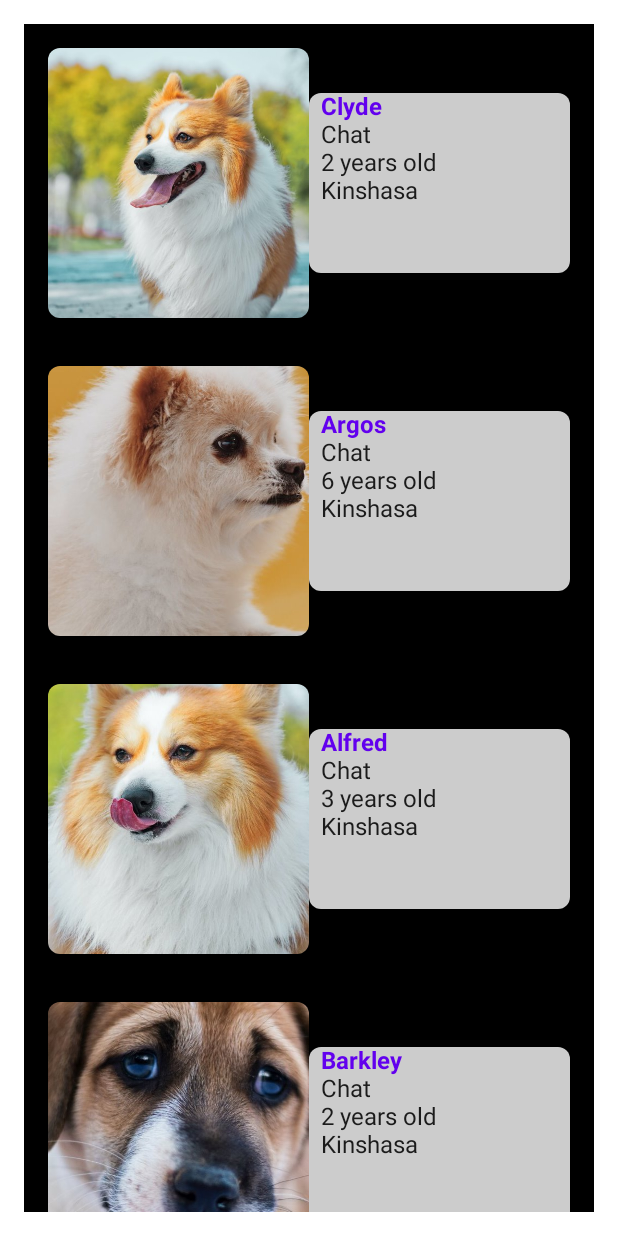
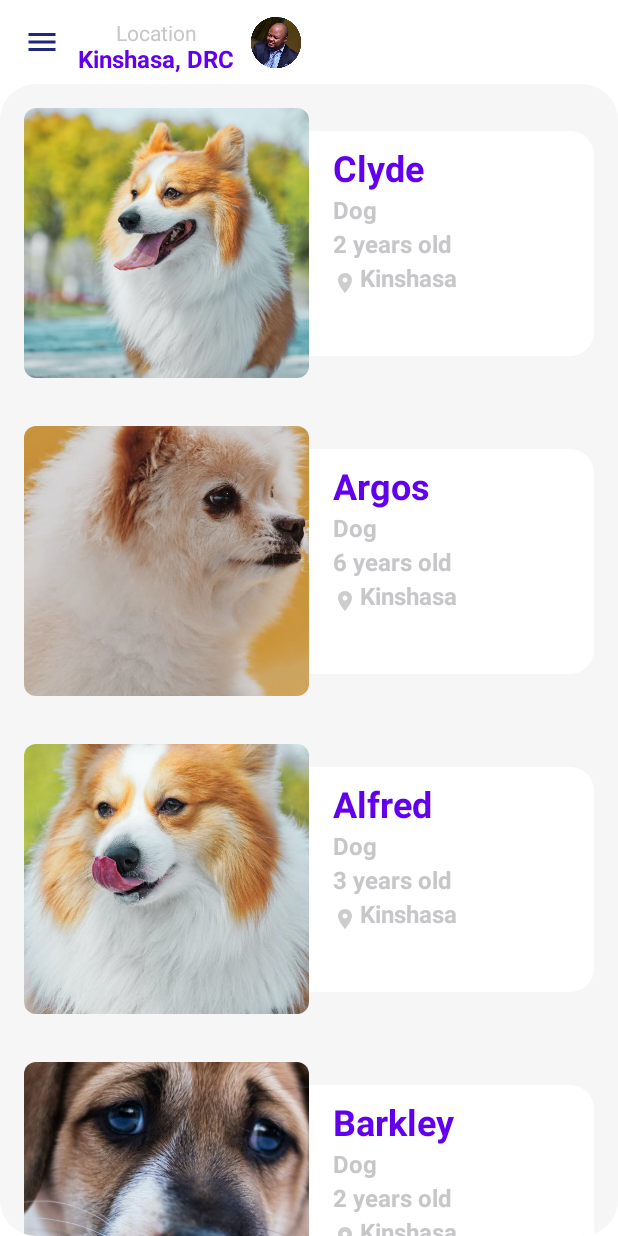
Before and after one commit to bashizip/les-mignons, an Android app built with Jetpack Compose: the screen it shows after launch (MainActivity), on a phone screen of 412 x 824 dp. Run offline under Robolectric (Android 15) with nearby library versions, the phone set to English and light mode, and no system bars.

Commit message:
TopAppbar succeeded

```diff
--- a/app/build.gradle
+++ b/app/build.gradle
@@ -38,6 +38,7 @@ android {
 
     kotlinOptions {
         jvmTarget = "1.8"
+        useIR = true
     }
 
     buildFeatures {
@@ -53,6 +54,7 @@ android {
 
     composeOptions {
         kotlinCompilerExtensionVersion compose_version
+        kotlinCompilerVersion '1.4.30'
     }
 
     packagingOptions {
@@ -60,6 +62,10 @@ android {
         // our test APK to build (has no effect on our AARs)
         excludes += "/META-INF/AL2.0"
         excludes += "/META-INF/LGPL2.1"
+    }
+    compileOptions {
+        sourceCompatibility JavaVersion.VERSION_1_8
+        targetCompatibility JavaVersion.VERSION_1_8
     }
 }
 
--- a/app/src/main/java/com/example/androiddevchallenge/MainActivity.kt
+++ b/app/src/main/java/com/example/androiddevchallenge/MainActivity.kt
@@ -15,18 +15,21 @@
  */
 package com.example.androiddevchallenge
 
+import android.content.Intent
 import android.os.Bundle
 import androidx.activity.compose.setContent
 import androidx.appcompat.app.AppCompatActivity
 import androidx.compose.foundation.Image
 import androidx.compose.foundation.background
+import androidx.compose.foundation.clickable
 import androidx.compose.foundation.layout.*
 import androidx.compose.foundation.lazy.LazyColumn
 import androidx.compose.foundation.lazy.items
 import androidx.compose.foundation.shape.RoundedCornerShape
-import androidx.compose.material.MaterialTheme
-import androidx.compose.material.Surface
-import androidx.compose.material.Text
+import androidx.compose.material.*
+import androidx.compose.material.icons.Icons
+import androidx.compose.material.icons.filled.Menu
+import androidx.compose.material.icons.materialIcon
 import androidx.compose.runtime.Composable
 import androidx.compose.ui.Alignment
 import androidx.compose.ui.Modifier
@@ -34,15 +37,24 @@ import androidx.compose.ui.draw.clip
 import androidx.compose.ui.graphics.Color
 import androidx.compose.ui.layout.ContentScale
 import androidx.compose.ui.platform.LocalContext
+import androidx.compose.ui.res.colorResource
 import androidx.compose.ui.res.painterResource
 import androidx.compose.ui.text.font.FontWeight
 import androidx.compose.ui.text.style.TextOverflow
 import androidx.compose.ui.tooling.preview.Preview
 import androidx.compose.ui.unit.dp
+import androidx.compose.ui.unit.sp
 import com.example.androiddevchallenge.domain.Mignon
 import com.example.androiddevchallenge.repository.MignonRepo
 import com.example.androiddevchallenge.ui.theme.MyTheme
 import com.example.androiddevchallenge.ui.theme.typography
+import android.view.WindowManager
+
+import android.os.Build
+import android.view.KeyEvent
+import androidx.compose.foundation.shape.CircleShape
+import androidx.compose.ui.text.style.TextAlign
+
 
 class MainActivity : AppCompatActivity() {
     override fun onCreate(savedInstanceState: Bundle?) {
@@ -53,100 +65,196 @@ class MainActivity : AppCompatActivity() {
             }
         }
     }
-}
+
 
     // Start building your app here!
     @Composable
     fun MyApp() {
         Surface(color = MaterialTheme.colors.background) {
-        MainLayout(mignons = MignonRepo(LocalContext.current).mignonsList)
+            MainLayout()
         }
     }
 
     @Composable
-fun MainLayout(mignons: List<Mignon>) {
+    fun MainLayout() {
+        Column() {
+            MyToolbar()
             Column(
                 Modifier
-            .padding(16.dp)
+                    .clip(shape = RoundedCornerShape(24.dp))
+                    .background(colorResource(id = R.color.gray_light))
+
             ) {
-        MingnonList(mignons = mignons)
-    }
-}
-
-@Composable
-fun MingnonList(mignons: List<Mignon>) {
-    LazyColumn(
-        modifier = Modifier
-            .background(MaterialTheme.colors.onSecondary)
-    ) {
-        items(mignons) { m ->
-            MingonRow(mignon = m)
+                SearchBox()
+                MignonList(MignonRepo(LocalContext.current).mignonsList)
             }
         }
     }
 
     @Composable
-fun MingonRow(mignon: Mignon) {
+    fun SearchBox() {
+
+    }
+
+    @Composable
+    fun MyToolbar() {
+        TopAppBar(
+            backgroundColor = Color.White,
+            elevation = 0.dp
+        ) {
+            Box(
+                modifier = Modifier, contentAlignment = Alignment.CenterStart
+            ) {
+                IconButton(
+                    onClick = { /*TODO*/ },
+                ) {
+                    Image(
+                        painter = painterResource(id = R.drawable.ic_baseline_menu_24),
+                        contentDescription = ""
+                    )
+                }
+            }
+
+            Box(
+                modifier = Modifier, contentAlignment = Alignment.BottomCenter
+            ) {
+                Column(
+                    horizontalAlignment = Alignment.CenterHorizontally,
+                    verticalArrangement = Arrangement.Bottom
+                ) {
+                    Text(
+                        text = "Location",
+                        fontSize = 14.sp,
+                        color = colorResource(id = R.color.gray_lighter),
+                        textAlign = TextAlign.Center,
+                        modifier = Modifier.padding(top = 8.dp)
+                    )
+
+                    Text(
+                        text = "Kinshasa, DRC",
+                        fontSize = 16.sp,
+                        fontWeight = FontWeight.Bold,
+                        color = MaterialTheme.colors.primary,
+                        textAlign = TextAlign.Center
+                    )
+                }
+            }
+            Box(
+                modifier = Modifier, contentAlignment = Alignment.CenterEnd
+            ) {
+
+                IconButton(
+                    onClick = { /*TODO*/ },
+                )
+                {
+                    Image(
+                        painter = painterResource(id = R.drawable.bash),
+                        contentDescription = "",
+                        Modifier
+                            .padding(8.dp)
+                            .clip(shape = CircleShape)
+                    )
+                }
+
+            }
+        }
+    }
+
+
+    @Composable
+    fun MignonList(mignons: List<Mignon>) {
+        LazyColumn(
+        ) {
+            items(mignons) { m ->
+                MignoRow(mignon = m)
+            }
+        }
+    }
+
+    @Composable
+    fun MignoRow(mignon: Mignon) {
         Row(
             Modifier
+                .clickable { showMigon(mignon) }
                 .padding(16.dp)
                 .fillMaxWidth(),
-        verticalAlignment = Alignment.CenterVertically
+            verticalAlignment = Alignment.CenterVertically,
+
             ) {
-        Column(
-            modifier = Modifier.weight(1f)
-        ) {
+
             Image(
                 painter = painterResource(id = mignon.photo),
                 contentDescription = "${mignon.name} photo",
                 modifier = Modifier
+                    .weight(1f)
                     .fillMaxHeight()
                     .fillMaxWidth()
                     .height(180.dp)
-                    .width(120.dp)
+                    .width(100.dp)
                     .clip(shape = RoundedCornerShape(8.dp)),
                 contentScale = ContentScale.Crop
             )
-        }
 
-        Box(
-            Modifier
-                .clip(shape = RoundedCornerShape(8.dp))
-                .background(Color.LightGray)
-                .weight(1f)
-                .size(120.dp)
-                .fillMaxWidth()
-        ) {
+
             Column(
                 modifier = Modifier
-                    .padding(start = 8.dp)
+                    .clip(shape = RoundedCornerShape(topEnd = 16.dp, bottomEnd = 16.dp))
+                    .background(colorResource(id = R.color.white))
+                    .weight(1f)
+                    .height(150.dp)
+                    .fillMaxWidth()
+                    .padding(start = 16.dp, top = 8.dp)
+
+
             ) {
                 Text(
                     text = mignon.name,
                     color = MaterialTheme.colors.primary,
-                    fontWeight = FontWeight.Bold
+                    fontWeight = FontWeight.Bold,
+                    fontSize = 24.sp,
+                    modifier = Modifier.padding(top = 4.dp)
+
                 )
                 Text(
                     text = mignon.type,
                     style = typography.body1,
-                    fontWeight = FontWeight.Normal
+                    fontWeight = FontWeight.Bold,
+                    color = colorResource(id = R.color.gray_lighter),
+                    modifier = Modifier.padding(top = 4.dp)
                 )
                 Text(
                     text = "${mignon.age} years old",
                     style = typography.body1,
-                    fontWeight = FontWeight.Normal
+                    fontWeight = FontWeight.Bold,
+                    color = colorResource(id = R.color.gray_lighter),
+                    modifier = Modifier.padding(top = 4.dp)
+                )
+                Row() {
+                    Image(
+                        painter = painterResource(id = R.drawable.ic_baseline_location_on_24),
+                        contentDescription = "",
+                        modifier = Modifier.padding(top = 8.dp, end = 2.dp)
                     )
                     Text(
                         text = mignon.adress,
                         style = typography.body1,
                         maxLines = 1,
                         overflow = TextOverflow.Ellipsis,
-                    fontWeight = FontWeight.Normal
+                        fontWeight = FontWeight.Bold,
+                        color = colorResource(id = R.color.gray_lighter),
+                        modifier = Modifier.padding(top = 4.dp, bottom = 8.dp)
                     )
                 }
-
             }
         }
+    }
+
+
+    fun showMigon(mignon: Mignon) {
+        val intent = Intent(this, MignonDetails::class.java).apply {
+            putExtra(MignonDetails.EXTRA_MIGON, mignon.id)
+        }
+        startActivity(intent)
     }
 
 
@@ -165,3 +273,5 @@ fun DarkPreview() {
             MyApp()
         }
     }
+
+}
--- /dev/null
+++ b/app/src/main/java/com/example/androiddevchallenge/MignonDetails.kt
@@ -0,0 +1,59 @@
+package com.example.androiddevchallenge
+
+import android.os.Bundle
+import androidx.activity.compose.setContent
+import androidx.appcompat.app.AppCompatActivity
+import androidx.compose.material.MaterialTheme
+import androidx.compose.material.Surface
+import androidx.compose.runtime.Composable
+import androidx.compose.ui.tooling.preview.Preview
+import com.example.androiddevchallenge.domain.Mignon
+import com.example.androiddevchallenge.repository.MignonRepo
+import com.example.androiddevchallenge.ui.theme.MyTheme
+
+class MignonDetails : AppCompatActivity() {
+
+
+    override fun onCreate(savedInstanceState: Bundle?) {
+        super.onCreate(savedInstanceState)
+        setContent {
+            MyTheme {
+                val mignonId: Int = intent.getIntExtra(EXTRA_MIGON,0)
+                val mignon = MignonRepo(this).mignonsList[mignonId+1]
+                DetailView(mignon)
+            }
+        }
+    }
+
+
+    @Composable
+    fun DetailView(mignon: Mignon) {
+        Surface(color = MaterialTheme.colors.background) {
+            MignonDetails(mignon)
+        }
+    }
+
+    @Composable
+    fun MignonDetails(mignon: Mignon) {
+
+    }
+
+
+    @Preview(showBackground = true)
+    @Composable
+    fun DetailViewPreview() {
+        DetailView(
+            Mignon(
+                id = 17,
+                name = "Dallas",
+                "Dog",
+                age = 4,
+                photo = R.drawable.mignon17,
+                adress = "Kinshasa"
+            )
+        )
+    }
+    companion object {
+        const val EXTRA_MIGON: String = "mignon_extra"
+    }
+}
--- a/app/src/main/java/com/example/androiddevchallenge/domain/Mignon.kt
+++ b/app/src/main/java/com/example/androiddevchallenge/domain/Mignon.kt
@@ -1,4 +1,6 @@
 package com.example.androiddevchallenge.domain
+
+import java.io.Serializable
 
 class Mignon(
     var id: Int,
--- a/app/src/main/java/com/example/androiddevchallenge/repository/MignonRepo.kt
+++ b/app/src/main/java/com/example/androiddevchallenge/repository/MignonRepo.kt
@@ -11,7 +11,7 @@ class MignonRepo(base: Context?) : ContextWrapper(base) {
         Mignon(
             id = 1,
             name = "Clyde",
-            "Chat",
+            "Dog",
             age = 2,
             photo = R.drawable.mignon1,
             adress = "Kinshasa"
@@ -19,7 +19,7 @@ class MignonRepo(base: Context?) : ContextWrapper(base) {
         Mignon(
             id = 2,
             name = "Argos",
-            "Chat",
+            "Dog",
             age = 6,
             photo = R.drawable.mignon2,
             adress = "Kinshasa"
@@ -27,7 +27,7 @@ class MignonRepo(base: Context?) : ContextWrapper(base) {
         Mignon(
             id = 3,
             name = "Alfred",
-            "Chat",
+            "Dog",
             age = 3,
             photo = R.drawable.mignon3,
             adress = "Kinshasa"
@@ -35,7 +35,7 @@ class MignonRepo(base: Context?) : ContextWrapper(base) {
         Mignon(
             id = 4,
             name = "Barkley",
-            "Chat",
+            "Dog",
             age = 2,
             photo = R.drawable.mignon4,
             adress = "Kinshasa"
@@ -43,7 +43,7 @@ class MignonRepo(base: Context?) : ContextWrapper(base) {
         Mignon(
             id = 5,
             name = "Clyde",
-            "Chat",
+            "Dog",
             age = 3,
             photo = R.drawable.mignon5,
             adress = "Kinshasa"
@@ -51,7 +51,7 @@ class MignonRepo(base: Context?) : ContextWrapper(base) {
         Mignon(
             id = 6,
             name = "Alfred",
-            "Chat",
+            "Dog",
             age = 1,
             photo = R.drawable.mignon6,
             adress = "Kinshasa"
@@ -59,7 +59,7 @@ class MignonRepo(base: Context?) : ContextWrapper(base) {
         Mignon(
             id = 7,
             name = "Jesse",
-            "Chat",
+            "Dog",
             age = 4,
             photo = R.drawable.mignon7,
             adress = "Kinshasa"
@@ -67,7 +67,7 @@ class MignonRepo(base: Context?) : ContextWrapper(base) {
         Mignon(
             id = 8,
             name = "Jesse",
-            "Chat",
+            "Dog",
             age = 1,
             photo = R.drawable.mignon8,
             adress = "Kinshasa"
@@ -75,7 +75,7 @@ class MignonRepo(base: Context?) : ContextWrapper(base) {
         Mignon(
             id = 9,
             name = "Coby",
-            "Chat",
+            "Dog",
             age = 2,
             photo = R.drawable.mignon9,
             adress = "Kinshasa"
@@ -83,7 +83,7 @@ class MignonRepo(base: Context?) : ContextWrapper(base) {
         Mignon(
             id = 10,
             name = "Maple",
-            "Chat",
+            "Dog",
             age = 1,
             photo = R.drawable.mignon10,
             adress = "Kinshasa"
@@ -91,7 +91,7 @@ class MignonRepo(base: Context?) : ContextWrapper(base) {
         Mignon(
             id = 11,
             name = "Gandalf",
-            "Chat",
+            "Dog",
             age = 1,
             photo = R.drawable.mignon11,
             adress = "Kinshasa"
@@ -99,7 +99,7 @@ class MignonRepo(base: Context?) : ContextWrapper(base) {
         Mignon(
             id = 12,
             name = " Adonis",
-            "Chat",
+            "Dog",
             age = 2,
             photo = R.drawable.mignon12,
             adress = "Kinshasa"
@@ -107,7 +107,7 @@ class MignonRepo(base: Context?) : ContextWrapper(base) {
         Mignon(
             id = 13,
             name = " Adonis",
-            "Chat",
+            "Dog",
             age = 1,
             photo = R.drawable.mignon13,
             adress = "Kinshasa"
@@ -115,7 +115,7 @@ class MignonRepo(base: Context?) : ContextWrapper(base) {
         Mignon(
             id = 14,
             name = " Groot",
-            "Chat",
+            "Dog",
             age = 3,
             photo = R.drawable.mignon14,
             adress = "Kinshasa"
@@ -123,7 +123,7 @@ class MignonRepo(base: Context?) : ContextWrapper(base) {
         Mignon(
             id = 15,
             name = " Anubis",
-            "Chat",
+            "Dog",
             age = 1,
             photo = R.drawable.mignon15,
             adress = "Kinshasa"
@@ -131,7 +131,7 @@ class MignonRepo(base: Context?) : ContextWrapper(base) {
         Mignon(
             id = 16,
             name = "Griffin",
-            "Chat",
+            "Dog",
             age = 1,
             photo = R.drawable.mignon16,
             adress = "Kinshasa"
@@ -139,7 +139,7 @@ class MignonRepo(base: Context?) : ContextWrapper(base) {
         Mignon(
             id = 17,
             name = "Dallas",
-            "Chat",
+            "Dog",
             age = 4,
             photo = R.drawable.mignon17,
             adress = "Kinshasa"
--- /dev/null
+++ b/app/src/main/res/drawable/ic_baseline_location_on_24.xml
@@ -0,0 +1,5 @@
+<vector android:height="16dp" android:tint="#CDCDCD"
+    android:viewportHeight="24" android:viewportWidth="24"
+    android:width="16dp" xmlns:android="http://schemas.android.com/apk/res/android">
+    <path android:fillColor="@android:color/white" android:pathData="M12,2C8.13,2 5,5.13 5,9c0,5.25 7,13 7,13s7,-7.75 7,-13c0,-3.87 -3.13,-7 -7,-7zM12,11.5c-1.38,0 -2.5,-1.12 -2.5,-2.5s1.12,-2.5 2.5,-2.5 2.5,1.12 2.5,2.5 -1.12,2.5 -2.5,2.5z"/>
+</vector>
--- /dev/null
+++ b/app/src/main/res/drawable/ic_baseline_menu_24.xml
@@ -0,0 +1,5 @@
+<vector android:height="24dp" android:tint="#1f267b"
+    android:viewportHeight="24" android:viewportWidth="24"
+    android:width="24dp" xmlns:android="http://schemas.android.com/apk/res/android">
+    <path android:fillColor="@android:color/white" android:pathData="M3,18h18v-2L3,16v2zM3,13h18v-2L3,11v2zM3,6v2h18L21,6L3,6z"/>
+</vector>
--- a/app/src/main/res/values/colors.xml
+++ b/app/src/main/res/values/colors.xml
@@ -26,6 +26,5 @@
     <color name="domino">#997B60</color>
     <color name="mystic">#DFE8EA</color>
     <color name="gray_light">#F6F6F6</color>
-
-
+    <color name="gray_lighter">#C7C7CA</color>
 </resources>
--- a/app/src/main/res/values/strings.xml
+++ b/app/src/main/res/values/strings.xml
@@ -10,4 +10,6 @@
       the License.
       -->
     <string name="app_name">AndroidDevChallenge</string>
+    <string name="title_activity_main2">MainActivity2</string>
+    <string name="title_activity_migon_details">MigonDetails</string>
 </resources>
--- a/app/src/main/res/values/themes.xml
+++ b/app/src/main/res/values/themes.xml
@@ -28,6 +28,7 @@
     <style name="Theme.AndroidDevChallenge.NoActionBar">
         <item name="windowActionBar">false</item>
         <item name="windowNoTitle">true</item>
+        <item name="android:statusBarColor">@color/gray_lighter</item>
     </style>
 
     <style name="Theme.AndroidDevChallenge.AppBarOverlay" parent="ThemeOverlay.AppCompat.Dark.ActionBar" />
```
Also changed, not shown: app/src/main/AndroidManifest.xml (+6 -12 lines), app/src/main/res/drawable/bash.png (added). Lines whose indentation alone changed are shown as unchanged.
